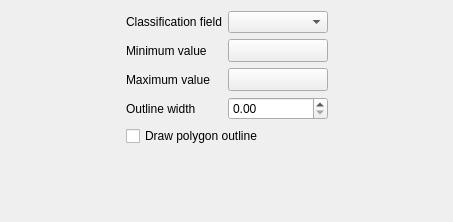
Qt form qgis/src/ui/qgscontinuouscolordialogbase.ui (sourcepole/qgis) before a commit.
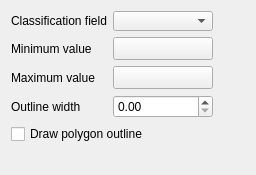
The same form after that commit. Custom widgets are drawn as their Qt base class.

Commit message: Small ui tidy ups

What changed in the file:
```diff
--- a/qgis/src/ui/qgscontinuouscolordialogbase.ui
+++ b/qgis/src/ui/qgscontinuouscolordialogbase.ui
@@ -6,8 +6,8 @@
    <rect>
     <x>0</x>
     <y>0</y>
-    <width>453</width>
-    <height>222</height>
+    <width>256</width>
+    <height>175</height>
    </rect>
   </property>
   <property name="windowTitle">
@@ -15,19 +15,6 @@
   </property>
   <layout class="QGridLayout" name="gridLayout">
    <item row="0" column="0">
-    <spacer name="horizontalSpacer_2">
-     <property name="orientation">
-      <enum>Qt::Horizontal</enum>
-     </property>
-     <property name="sizeHint" stdset="0">
-      <size>
-       <width>40</width>
-       <height>20</height>
-      </size>
-     </property>
-    </spacer>
-   </item>
-   <item row="0" column="1">
     <widget class="QLabel" name="classvarlabel">
      <property name="minimumSize">
       <size>
@@ -43,7 +30,7 @@
      </property>
     </widget>
    </item>
-   <item row="0" column="2">
+   <item row="0" column="1">
     <widget class="QComboBox" name="classificationComboBox">
      <property name="minimumSize">
       <size>
@@ -53,7 +40,7 @@
      </property>
     </widget>
    </item>
-   <item row="0" column="3">
+   <item row="0" column="2">
     <spacer name="horizontalSpacer">
      <property name="orientation">
       <enum>Qt::Horizontal</enum>
@@ -66,7 +53,7 @@
      </property>
     </spacer>
    </item>
-   <item row="1" column="1">
+   <item row="1" column="0">
     <widget class="QLabel" name="mincolorlabel">
      <property name="minimumSize">
       <size>
@@ -82,7 +69,7 @@
      </property>
     </widget>
    </item>
-   <item row="1" column="2">
+   <item row="1" column="1">
     <widget class="QgsColorButton" name="btnMinValue">
      <property name="minimumSize">
       <size>
@@ -92,7 +79,7 @@
      </property>
     </widget>
    </item>
-   <item row="2" column="1">
+   <item row="2" column="0">
     <widget class="QLabel" name="maxcolorlabel">
      <property name="minimumSize">
       <size>
@@ -108,7 +95,7 @@
      </property>
     </widget>
    </item>
-   <item row="2" column="2">
+   <item row="2" column="1">
     <widget class="QgsColorButton" name="btnMaxValue">
      <property name="minimumSize">
       <size>
@@ -118,7 +105,7 @@
      </property>
     </widget>
    </item>
-   <item row="3" column="1">
+   <item row="3" column="0">
     <widget class="QLabel" name="outlinewidthlabel">
      <property name="minimumSize">
       <size>
@@ -134,17 +121,17 @@
      </property>
     </widget>
    </item>
-   <item row="3" column="2">
+   <item row="3" column="1">
     <widget class="QDoubleSpinBox" name="outlinewidthspinbox"/>
    </item>
-   <item row="4" column="1" colspan="2">
+   <item row="4" column="0" colspan="2">
     <widget class="QCheckBox" name="cb_polygonOutline">
      <property name="text">
       <string>Draw polygon outline</string>
      </property>
     </widget>
    </item>
-   <item row="5" column="1" colspan="2">
+   <item row="5" column="0" colspan="2">
     <spacer name="verticalSpacer">
      <property name="orientation">
       <enum>Qt::Vertical</enum>
```
The commit also changes 1 other file.
